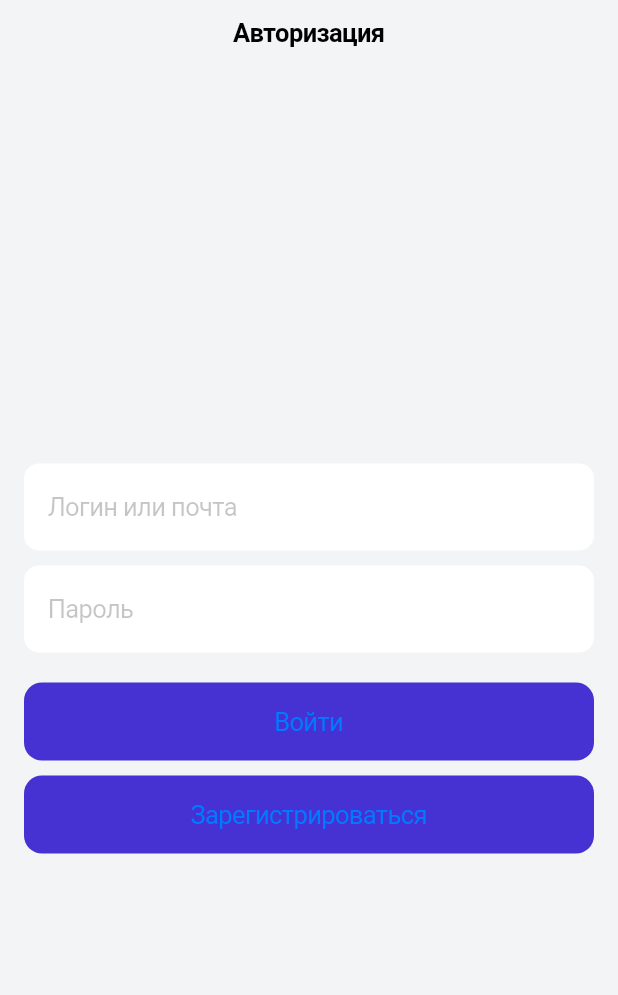
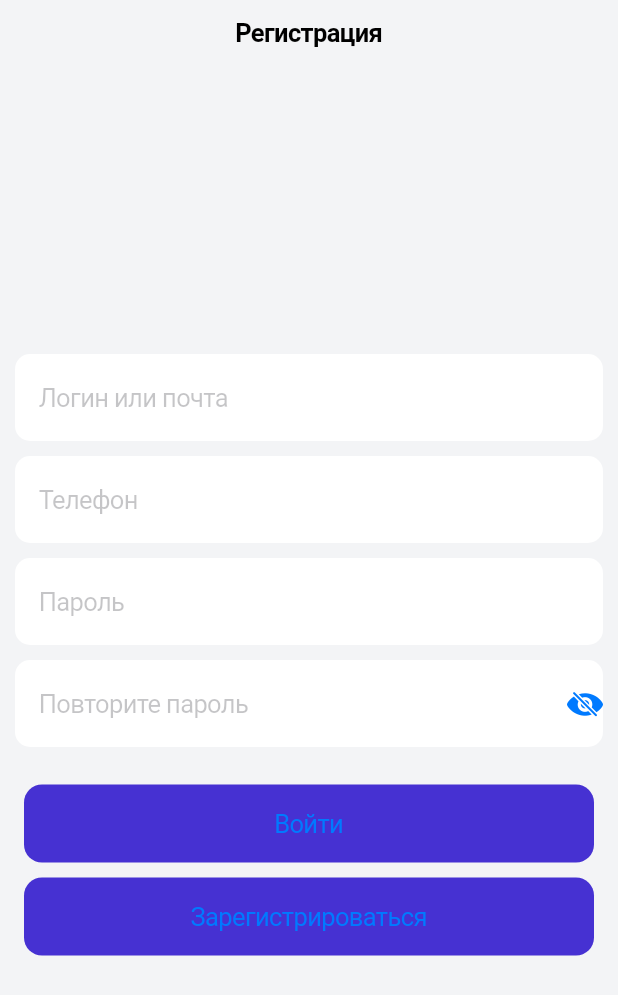
Before and after one commit to K1yoshiSho/Code-Union, a Flutter app: the screen it shows after launch, on a phone screen of 412 x 824 dp. Shown: the top 995 px of the screen. Run offline on Flutter 3.47's test engine with Material 2 defaults, Android fonts, the phone set to English and light mode, and no system bars.

Commit message:
register part 1

```diff
--- a/testproject/lib/main.dart
+++ b/testproject/lib/main.dart
@@ -1,6 +1,7 @@
 // ignore_for_file: prefer_const_constructors
 
 import 'package:flutter/cupertino.dart';
+import 'package:testproject/src/screens/auth/register.dart';
 import 'src/screens/auth/auth_screen.dart';
 
 void main() {
@@ -13,7 +14,7 @@ class MyApp extends StatelessWidget {
   @override
   Widget build(BuildContext context) {
     return CupertinoApp(
-      home: AuthScreen(),
+      home: RegisterScreen(),
     );
   }
 }
--- /dev/null
+++ b/testproject/lib/src/screens/auth/register.dart
@@ -0,0 +1,103 @@
+// ignore_for_file: prefer_const_constructors
+
+import 'package:flutter/cupertino.dart';
+
+class RegisterScreen extends StatefulWidget {
+  const RegisterScreen({super.key});
+
+  @override
+  State<RegisterScreen> createState() => _RegisterScreenState();
+}
+
+class _RegisterScreenState extends State<RegisterScreen> {
+  bool _isObscure = true;
+  @override
+  Widget build(BuildContext context) {
+    return CupertinoPageScaffold(
+      backgroundColor: Color(0xFFF3F4F6),
+      navigationBar: CupertinoNavigationBar(
+        border: Border(),
+        backgroundColor: CupertinoColors.white,
+        middle: Text('Регистрация'),
+      ),
+      child: SafeArea(
+        child: Column(
+          crossAxisAlignment: CrossAxisAlignment.stretch,
+          mainAxisAlignment: MainAxisAlignment.center,
+          // ignore: prefer_const_literals_to_create_immutables
+          children: [
+            Padding(
+              padding: const EdgeInsets.symmetric(horizontal: 10, vertical: 5),
+              child: CupertinoTextField(
+                placeholder: 'Логин или почта',
+                decoration: BoxDecoration(
+                  color: CupertinoColors.white,
+                  borderRadius: BorderRadius.circular(10),
+                ),
+                padding:
+                    const EdgeInsets.symmetric(vertical: 19, horizontal: 16),
+              ),
+            ),
+            Padding(
+              padding: const EdgeInsets.symmetric(horizontal: 10, vertical: 5),
+              child: CupertinoTextField(
+                placeholder: 'Телефон',
+                decoration: BoxDecoration(
+                  color: CupertinoColors.white,
+                  borderRadius: BorderRadius.circular(10),
+                ),
+                padding:
+                    const EdgeInsets.symmetric(vertical: 19, horizontal: 16),
+              ),
+            ),
+            Padding(
+              padding: const EdgeInsets.symmetric(horizontal: 10, vertical: 5),
+              child: CupertinoTextField(
+                placeholder: 'Пароль',
+                obscureText: _isObscure,
+                decoration: BoxDecoration(
+                  borderRadius: BorderRadius.circular(10),
+                  color: CupertinoColors.white,
+                ),
+                padding:
+                    const EdgeInsets.symmetric(vertical: 19, horizontal: 16),
+              ),
+            ),
+            Padding(
+              padding: const EdgeInsets.symmetric(horizontal: 10, vertical: 5),
+              child: CupertinoTextField(
+                placeholder: 'Повторите пароль',
+                obscureText: _isObscure,
+                suffix: Icon(CupertinoIcons.eye_slash_fill),
+                decoration: BoxDecoration(
+                  borderRadius: BorderRadius.circular(10),
+                  color: CupertinoColors.white,
+                ),
+                padding:
+                    const EdgeInsets.symmetric(vertical: 19, horizontal: 16),
+              ),
+            ),
+            SizedBox(height: 20),
+            Padding(
+              padding: const EdgeInsets.symmetric(horizontal: 16),
+              child: CupertinoButton(
+                color: Color(0xFF4631D2),
+                child: Text('Войти'),
+                onPressed: () {},
+              ),
+            ),
+            SizedBox(height: 10),
+            Padding(
+              padding: const EdgeInsets.symmetric(horizontal: 16),
+              child: CupertinoButton(
+                color: Color(0xFF4631D2),
+                child: Text('Зарегистрироваться'),
+                onPressed: () {},
+              ),
+            ),
+          ],
+        ),
+      ),
+    );
+  }
+}
```
